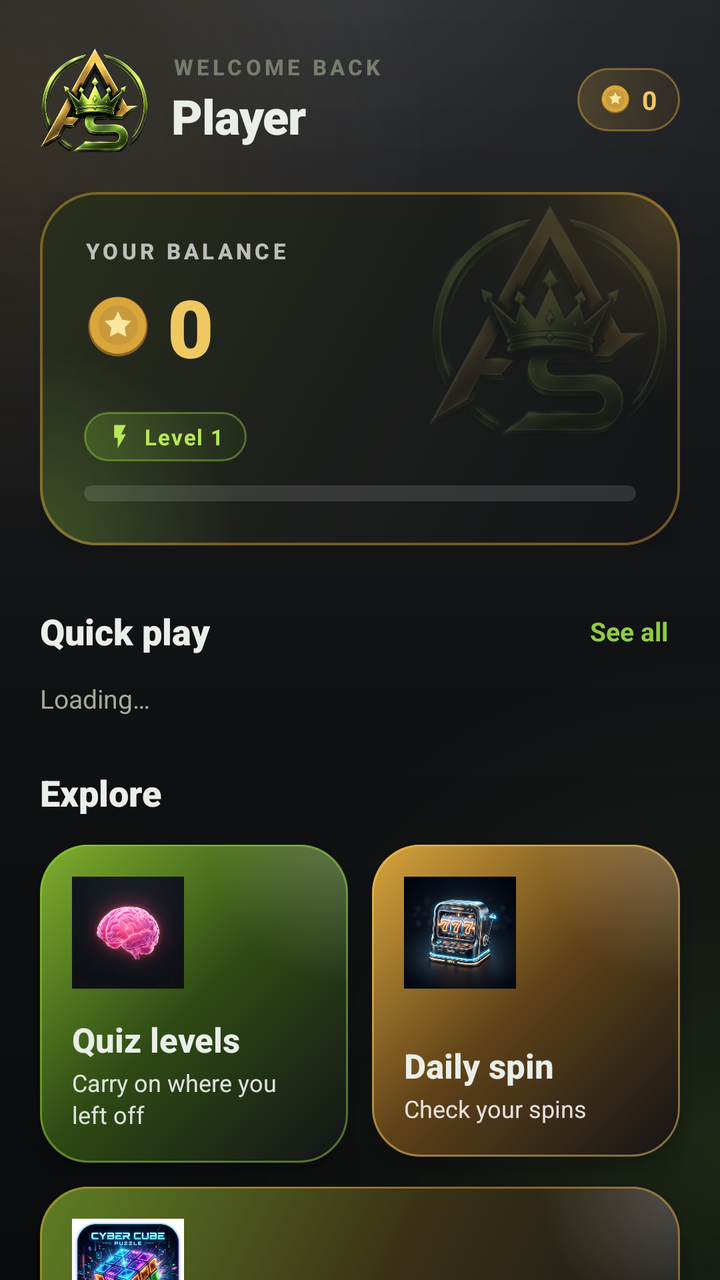
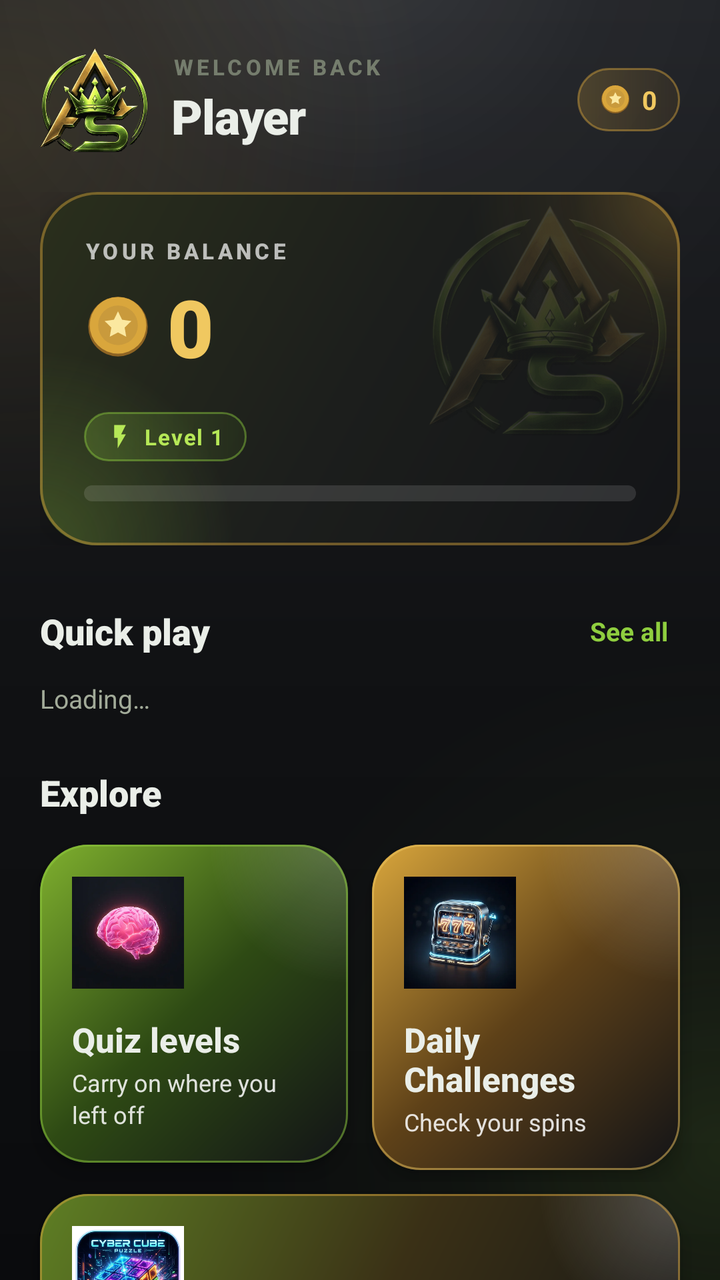

Compare the two renders of this Android layout. The source of the first and the diff that turns it into the second are given below.
<!-- AndroidManifest.xml: application theme Theme.Asviora -->
<!-- res/layout/fragment_home.xml -->
<?xml version="1.0" encoding="utf-8"?>
<ScrollView xmlns:android="http://schemas.android.com/apk/res/android"
    android:layout_width="match_parent" android:layout_height="match_parent"
    android:scrollbars="none" android:overScrollMode="never"
    android:clipToPadding="false"
    android:paddingBottom="@dimen/nav_clearance">

    <LinearLayout android:id="@+id/homeRoot"
        android:layout_width="match_parent" android:layout_height="wrap_content"
        android:orientation="vertical"
        android:paddingTop="12dp">

        
        <LinearLayout android:layout_width="match_parent" android:layout_height="wrap_content"
            android:orientation="horizontal" android:gravity="center_vertical"
            android:paddingStart="@dimen/gutter" android:paddingEnd="@dimen/gutter"
            android:layout_marginTop="12dp">

            <ImageView android:id="@+id/brandMark"
                android:layout_width="54dp" android:layout_height="52dp"
                android:src="@drawable/logo_mark"
                android:contentDescription="@string/app_name" />

            <LinearLayout android:layout_width="0dp" android:layout_height="wrap_content"
                android:layout_weight="1" android:orientation="vertical"
                android:layout_marginStart="12dp">
                <TextView android:id="@+id/hello"
                    android:layout_width="wrap_content" android:layout_height="wrap_content"
                    style="@style/Label" android:text="Welcome back" />
                <TextView android:id="@+id/greet" android:layout_width="wrap_content"
                    android:layout_height="wrap_content" style="@style/H1"
                    android:maxLines="1" android:ellipsize="end"
                    android:layout_marginTop="1dp" android:text="Player" />
            </LinearLayout>

            <TextView android:id="@+id/coinChip"
                style="@style/Chip.Gold"
                android:textSize="13sp"
                android:paddingTop="7dp" android:paddingBottom="7dp"
                android:drawableStart="@drawable/ic_coin_sm"
                android:text="0" />
        </LinearLayout>

        
        <FrameLayout android:id="@+id/hero"
            android:layout_width="match_parent" android:layout_height="wrap_content"
            android:layout_marginStart="@dimen/gutter" android:layout_marginEnd="@dimen/gutter"
            android:layout_marginTop="20dp">

            <LinearLayout android:layout_width="match_parent" android:layout_height="wrap_content"
                android:orientation="vertical"
                style="@style/Card.Hero">

                <TextView android:layout_width="wrap_content" android:layout_height="wrap_content"
                    style="@style/Label" android:textColor="#B3FFFFFF"
                    android:text="Your balance" />

                <LinearLayout android:layout_width="wrap_content" android:layout_height="wrap_content"
                    android:orientation="horizontal" android:gravity="center_vertical"
                    android:layout_marginTop="4dp">
                    <ImageView android:id="@+id/heroCoin"
                        android:layout_width="34dp" android:layout_height="34dp"
                        android:src="@drawable/ic_coin_gold"
                        android:importantForAccessibility="no" />
                    <TextView android:id="@+id/coins" android:layout_width="wrap_content"
                        android:layout_height="wrap_content" style="@style/Stat"
                        android:textSize="40sp"
                        android:layout_marginStart="8dp"
                        android:textColor="@color/gold_bright" android:text="0" />
                </LinearLayout>

                <LinearLayout android:layout_width="match_parent" android:layout_height="wrap_content"
                    android:orientation="horizontal" android:gravity="center_vertical"
                    android:layout_marginTop="16dp">
                    <TextView android:id="@+id/level"
                        style="@style/Chip.Green"
                        android:drawableStart="@drawable/ic_bolt_sm"
                        android:text="Level 1" />
                    <View android:layout_width="0dp" android:layout_height="1dp"
                        android:layout_weight="1" />
                    <TextView android:id="@+id/xp" android:layout_width="wrap_content"
                        android:layout_height="wrap_content" style="@style/Muted"
                        android:textColor="#CCFFFFFF" android:textSize="12sp" />
                </LinearLayout>

                <ProgressBar android:id="@+id/xpBar"
                    style="?android:attr/progressBarStyleHorizontal"
                    android:layout_width="match_parent" android:layout_height="8dp"
                    android:layout_marginTop="12dp"
                    android:max="100" android:progress="0"
                    android:progressDrawable="@drawable/bg_progress" />
            </LinearLayout>

            
            <ImageView android:layout_width="120dp" android:layout_height="116dp"
                android:layout_gravity="top|end"
                android:layout_marginTop="6dp" android:layout_marginEnd="6dp"
                android:alpha="0.14"
                android:src="@drawable/logo_mark"
                android:elevation="11dp"
                android:importantForAccessibility="no" />
        </FrameLayout>

        
        
        <LinearLayout android:id="@+id/feeBanner"
            android:layout_width="match_parent" android:layout_height="wrap_content"
            android:layout_marginStart="@dimen/gutter" android:layout_marginEnd="@dimen/gutter"
            android:layout_marginTop="16dp"
            android:orientation="horizontal" android:gravity="center_vertical"
            android:padding="14dp"
            android:background="@drawable/bg_card_hero"
            android:visibility="gone"
            android:clickable="true" android:focusable="true"
            android:stateListAnimator="@animator/press_scale">
            <ImageView android:layout_width="36dp" android:layout_height="36dp"
                android:background="@drawable/bg_icon_chip" android:padding="8dp"
                android:src="@drawable/ic_star"
                android:importantForAccessibility="no" />
            <LinearLayout android:layout_width="0dp" android:layout_height="wrap_content"
                android:layout_weight="1" android:orientation="vertical"
                android:layout_marginStart="12dp">
                <TextView android:layout_width="wrap_content" android:layout_height="wrap_content"
                    style="@style/H2" android:textSize="15sp" android:text="@string/reg_title" />
                <TextView android:id="@+id/feeLine" android:layout_width="wrap_content"
                    android:layout_height="wrap_content" style="@style/Muted" android:textSize="12sp" />
            </LinearLayout>
            <TextView style="@style/Chip.Gold" android:text="@string/unlock" />
        </LinearLayout>

        <LinearLayout android:id="@+id/quickHead" android:layout_width="match_parent" android:layout_height="wrap_content"
            android:orientation="horizontal" android:gravity="center_vertical"
            android:paddingStart="@dimen/gutter" android:paddingEnd="@dimen/gutter"
            android:layout_marginTop="28dp">
            <TextView android:layout_width="0dp" android:layout_height="wrap_content"
                android:layout_weight="1" style="@style/H2" android:textSize="18sp"
                android:fontFamily="sans-serif-black" android:text="Quick play" />
            <TextView android:id="@+id/seeAll"
                android:layout_width="wrap_content" android:layout_height="wrap_content"
                android:padding="6dp"
                android:textColor="@color/green" android:textSize="13sp"
                android:textStyle="bold" android:text="@string/see_all"
                android:background="?android:attr/selectableItemBackgroundBorderless" />
        </LinearLayout>

        <androidx.recyclerview.widget.RecyclerView android:id="@+id/featured"
            android:layout_width="match_parent" android:layout_height="wrap_content"
            android:layout_marginTop="10dp"
            android:clipToPadding="false"
            android:overScrollMode="never"
            android:paddingStart="@dimen/gutter" android:paddingEnd="10dp"
            android:layoutAnimation="@anim/layout_rise" />

        <TextView android:id="@+id/featuredEmpty"
            android:layout_width="match_parent" android:layout_height="wrap_content"
            android:paddingStart="@dimen/gutter" android:paddingEnd="@dimen/gutter"
            style="@style/Muted" android:text="@string/loading" />

        
        <TextView android:layout_width="wrap_content" android:layout_height="wrap_content"
            android:layout_marginStart="@dimen/gutter"
            style="@style/H2" android:textSize="18sp" android:fontFamily="sans-serif-black"
            android:layout_marginTop="26dp" android:text="Explore" />

        <LinearLayout android:layout_width="match_parent" android:layout_height="wrap_content"
            android:orientation="horizontal"
            android:paddingStart="14dp" android:paddingEnd="14dp"
            android:layout_marginTop="8dp">

            
            <LinearLayout android:id="@+id/goQuiz"
                android:layout_width="0dp" android:layout_height="wrap_content"
                android:layout_weight="1" android:layout_margin="6dp"
                android:minHeight="156dp"
                android:orientation="vertical" android:padding="16dp"
                android:background="@drawable/bg_tile_quiz"
                android:elevation="6dp"
                android:stateListAnimator="@animator/press_scale"
                android:clickable="true" android:focusable="true">
                <ImageView android:id="@+id/quizIcon"
                    android:layout_width="56dp" android:layout_height="56dp"
                    android:background="@drawable/bg_icon_chip"
                    android:scaleType="centerCrop"
                    android:src="@drawable/game_quiz"
                    android:importantForAccessibility="no" />
                <View android:layout_width="1dp" android:layout_height="0dp" android:layout_weight="1" />
                <TextView android:layout_width="wrap_content" android:layout_height="wrap_content"
                    android:layout_marginTop="14dp"
                    style="@style/H2" android:textSize="17sp" android:text="Quiz levels" />
                <TextView android:id="@+id/quizLine" android:layout_width="wrap_content"
                    android:layout_height="wrap_content" style="@style/Muted"
                    android:textColor="#D9FFFFFF" android:textSize="12sp"
                    android:layout_marginTop="2dp" android:text="Carry on where you left off" />
            </LinearLayout>

            
            <LinearLayout android:id="@+id/goSpin"
                android:layout_width="0dp" android:layout_height="wrap_content"
                android:layout_weight="1" android:layout_margin="6dp"
                android:minHeight="156dp"
                android:orientation="vertical" android:padding="16dp"
                android:background="@drawable/bg_tile_spin"
                android:elevation="6dp"
                android:stateListAnimator="@animator/press_scale"
                android:clickable="true" android:focusable="true">
                <ImageView android:id="@+id/spinIcon"
                    android:layout_width="56dp" android:layout_height="56dp"
                    android:background="@drawable/bg_icon_chip"
                    android:scaleType="centerCrop"
                    android:src="@drawable/game_spin"
                    android:importantForAccessibility="no" />
                <View android:layout_width="1dp" android:layout_height="0dp" android:layout_weight="1" />
                <TextView android:layout_width="wrap_content" android:layout_height="wrap_content"
                    android:layout_marginTop="14dp"
                    style="@style/H2" android:textSize="17sp" android:text="Daily spin" />
                <TextView android:id="@+id/spinLine" android:layout_width="wrap_content"
                    android:layout_height="wrap_content" style="@style/Muted"
                    android:textColor="#D9FFFFFF" android:textSize="12sp"
                    android:layout_marginTop="2dp" android:text="Check your spins" />
            </LinearLayout>
        </LinearLayout>

        <LinearLayout android:layout_width="match_parent" android:layout_height="wrap_content"
            android:orientation="horizontal"
            android:paddingStart="14dp" android:paddingEnd="14dp">

            
            <LinearLayout android:id="@+id/goGames"
                android:layout_width="0dp" android:layout_height="wrap_content"
                android:layout_weight="1" android:layout_margin="6dp"
                android:minHeight="156dp"
                android:orientation="vertical" android:padding="16dp"
                android:background="@drawable/bg_tile_games"
                android:elevation="6dp"
                android:stateListAnimator="@animator/press_scale"
                android:clickable="true" android:focusable="true">
                <ImageView android:id="@+id/gamesIcon"
                    android:layout_width="56dp" android:layout_height="56dp"
                    android:background="@drawable/bg_icon_chip"
                    android:scaleType="centerCrop"
                    android:src="@drawable/game_cube3d"
                    android:importantForAccessibility="no" />
                <View android:layout_width="1dp" android:layout_height="0dp" android:layout_weight="1" />
                <TextView android:layout_width="wrap_content" android:layout_height="wrap_content"
                    android:layout_marginTop="14dp"
                    style="@style/H2" android:textSize="17sp" android:text="Games" />
                <TextView android:layout_width="wrap_content" android:layout_height="wrap_content"
                    style="@style/Muted" android:textColor="#D9FFFFFF" android:textSize="12sp"
                    android:layout_marginTop="2dp"
                    android:text="Chess, Sudoku, Memory, 3D cube" />
            </LinearLayout>

            
            <LinearLayout android:id="@+id/goExam"
                android:layout_width="0dp" android:layout_height="wrap_content"
                android:layout_weight="1" android:layout_margin="6dp"
                android:minHeight="156dp"
                android:orientation="vertical" android:padding="16dp"
                android:background="@drawable/bg_tile_exam"
                android:elevation="6dp"
                android:stateListAnimator="@animator/press_scale"
                android:clickable="true" android:focusable="true"
                android:visibility="gone">
                <LinearLayout android:layout_width="match_parent" android:layout_height="wrap_content"
                    android:orientation="horizontal" android:gravity="center_vertical">
                    <ImageView android:layout_width="44dp" android:layout_height="44dp"
                        android:background="@drawable/bg_icon_chip" android:padding="10dp"
                        android:src="@drawable/ic_school"
                        android:importantForAccessibility="no" />
                    <View android:layout_width="0dp" android:layout_height="1dp" android:layout_weight="1" />
                    <TextView android:id="@+id/examBadge"
                        style="@style/Chip.Gold"
                        android:textSize="10sp"
                        android:text="@string/soon" />
                </LinearLayout>
                <View android:layout_width="1dp" android:layout_height="0dp" android:layout_weight="1" />
                <TextView android:id="@+id/examTitle"
                    android:layout_width="wrap_content" android:layout_height="wrap_content"
                    android:layout_marginTop="14dp"
                    style="@style/H2" android:textSize="17sp"
                    android:text="@string/govt_exam" />
                <TextView android:id="@+id/examLine" android:layout_width="wrap_content"
                    android:layout_height="wrap_content" style="@style/Muted"
                    android:textColor="#D9FFFFFF" android:textSize="12sp"
                    android:layout_marginTop="2dp"
                    android:text="WBCS, SSC, Railway, Banking — coming soon" />
            </LinearLayout>
        </LinearLayout>
    </LinearLayout>
</ScrollView>
<!-- resources referenced by this layout -->
<resources>
  <color name="gold_bright">#F0C860</color>
  <color name="green">#8FCE3F</color>
  <dimen name="gutter">20dp</dimen>
  <dimen name="nav_clearance">104dp</dimen>
  <!-- drawable bg_icon_chip (drawable) -->
  <?xml version="1.0" encoding="utf-8"?>
  <shape xmlns:android="http://schemas.android.com/apk/res/android" android:shape="rectangle">
      <solid android:color="#29FFFFFF" />
      <corners android:radius="14dp" />
      <stroke android:width="1dp" android:color="#33FFFFFF" />
  </shape>
  <string name="app_name">Asviora Games</string>
  <string name="govt_exam">Govt Exam</string>
  <string name="loading">Loading…</string>
  <string name="reg_title">Complete your registration</string>
  <string name="see_all">See all</string>
  <string name="soon">SOON</string>
  <string name="unlock">UNLOCK</string>
  <style name="Card.Hero">
          <item name="android:background">@drawable/bg_card_hero</item>
          <item name="android:padding">22dp</item>
          <item name="android:elevation">10dp</item>
      </style>
  <style name="Chip.Gold">
          <item name="android:background">@drawable/bg_pill</item>
          <item name="android:textColor">@color/gold_bright</item>
      </style>
  <style name="Chip.Green">
          <item name="android:background">@drawable/bg_pill_green</item>
          <item name="android:textColor">@color/green_bright</item>
      </style>
  <style name="H1">
          <item name="android:textColor">@color/text</item>
          <item name="android:textSize">24sp</item>
          <item name="android:fontFamily">sans-serif-black</item>
          <item name="android:letterSpacing">-0.015</item>
      </style>
  <style name="H2">
          <item name="android:textColor">@color/text</item>
          <item name="android:textSize">16sp</item>
          <item name="android:fontFamily">sans-serif-medium</item>
          <item name="android:textStyle">bold</item>
      </style>
  <style name="Label">
          <item name="android:textColor">@color/dim</item>
          <item name="android:textSize">11sp</item>
          <item name="android:fontFamily">sans-serif-medium</item>
          <item name="android:textStyle">bold</item>
          <item name="android:textAllCaps">true</item>
          <item name="android:letterSpacing">0.16</item>
      </style>
  <style name="Muted">
          <item name="android:textColor">@color/muted</item>
          <item name="android:textSize">13sp</item>
          <item name="android:lineSpacingExtra">2dp</item>
      </style>
  <style name="Stat">
          <item name="android:textColor">@color/text</item>
          <item name="android:textSize">32sp</item>
          <item name="android:fontFamily">sans-serif-black</item>
          <item name="android:letterSpacing">-0.02</item>
      </style>
  <dimen name="radius_hero">28dp</dimen>
  <color name="green_bright">#B6E857</color>
  <color name="white">#FFFFFF</color>
  <color name="gold">#D9A63C</color>
  <!-- drawable bg_pill (drawable) -->
  <?xml version="1.0" encoding="utf-8"?>
  <shape xmlns:android="http://schemas.android.com/apk/res/android" android:shape="rectangle">
      <gradient android:angle="0"
          android:startColor="#38D9A63C"
          android:endColor="#1AA97722" />
      <corners android:radius="100dp" />
      <stroke android:width="1dp" android:color="#73D9A63C" />
  </shape>
  <color name="text">#EAEEE8</color>
  <color name="dim">#757D6D</color>
  <color name="muted">#A2AB99</color>
  <color name="ink">#0B0C0E</color>
  <color name="green_dark">#4A7616</color>
  <color name="bronze">#C98A3E</color>
  <color name="danger">#FB5C7D</color>
  <color name="bg">#0B0C0E</color>
  <color name="surface">#17191D</color>
  <color name="line">#2E3239</color>
  <color name="green_ghost">#268FCE3F</color>
  <!-- unchanged entries left out for length: 19 -->
</resources>

<!-- the commit's change to res/layout/fragment_home.xml (unified diff, before → after) -->
@@ -212,7 +212,7 @@
                 <View android:layout_width="1dp" android:layout_height="0dp" android:layout_weight="1" />
                 <TextView android:layout_width="wrap_content" android:layout_height="wrap_content"
                     android:layout_marginTop="14dp"
-                    style="@style/H2" android:textSize="17sp" android:text="Daily spin" />
+                    style="@style/H2" android:textSize="17sp" android:text="Daily Challenges" />
                 <TextView android:id="@+id/spinLine" android:layout_width="wrap_content"
                     android:layout_height="wrap_content" style="@style/Muted"
                     android:textColor="#D9FFFFFF" android:textSize="12sp"
